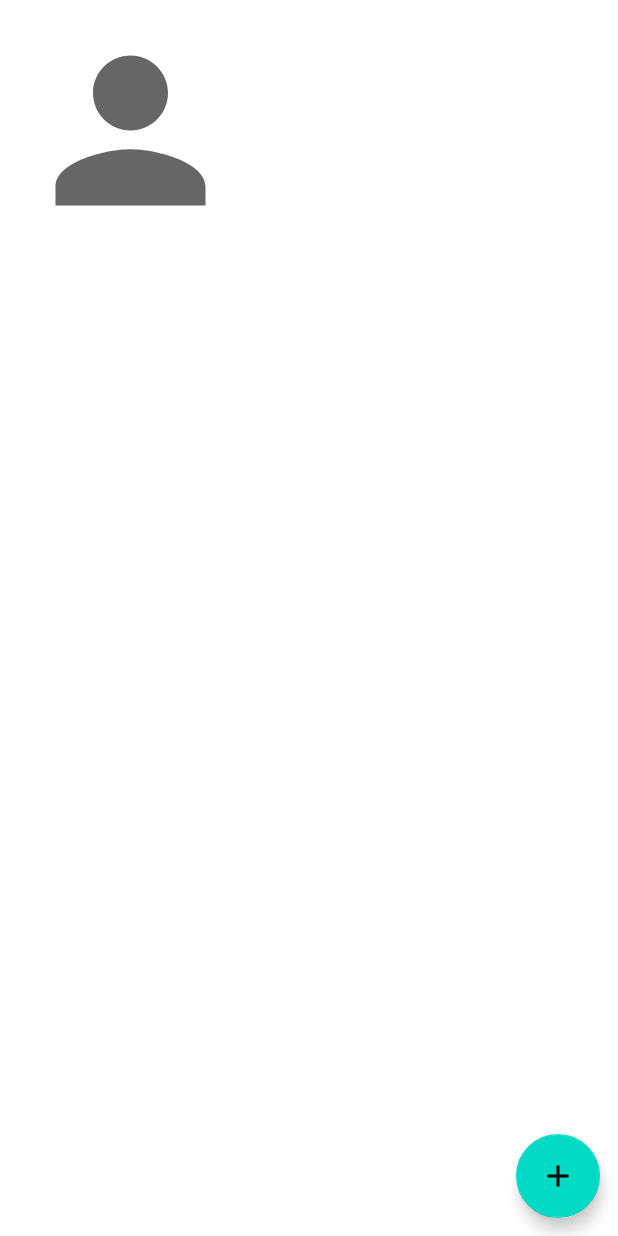
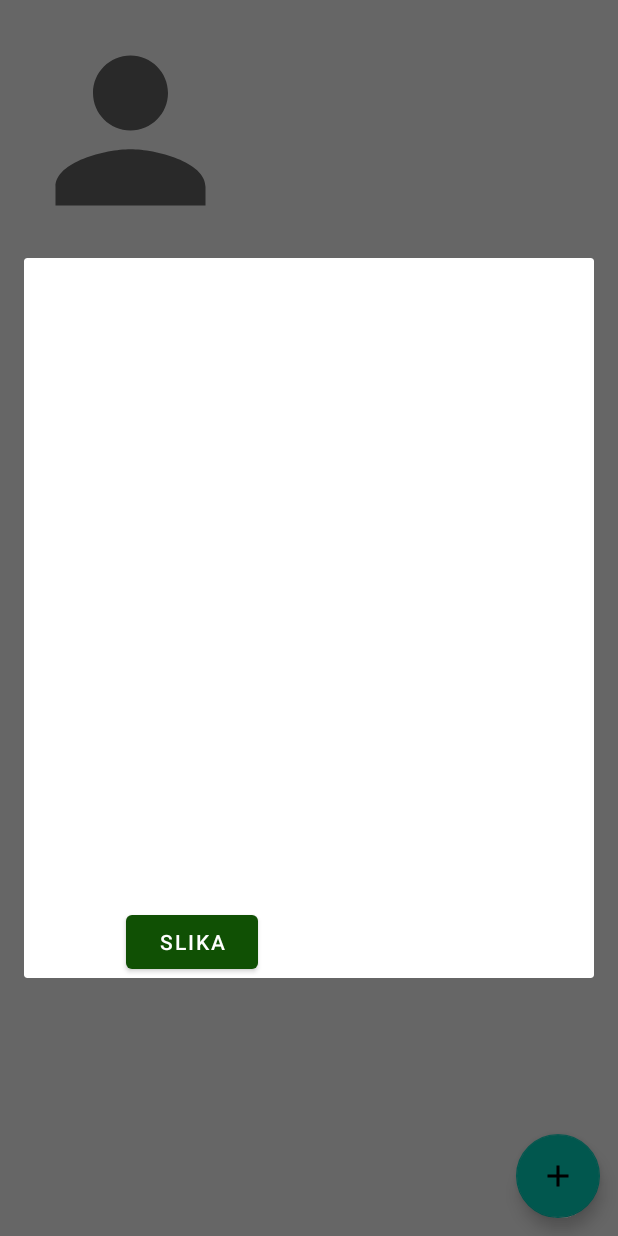
Before and after one commit to anovinc/BelaBlok, an Android app: the ProfileFragment screen opened through its navigation route, after a tap on an icon or button, on a phone screen of 412 x 824 dp. Run offline under Robolectric (Android 15) with nearby library versions, the phone set to English and light mode, and no system bars; our stand-ins replace Firebase (no records; nobody signed in at launch, a user with empty details on screens opened directly), Room's generated code; 2 statements that could not run were skipped.

Commit message:
implement uploading and storing images to Firebase

```diff
--- a/app/build.gradle
+++ b/app/build.gradle
@@ -40,6 +40,8 @@ android {
 }
 
 dependencies {
+    implementation 'com.google.firebase:firebase-storage:19.1.1'
+    implementation 'com.google.firebase:firebase-database-ktx:20.0.3'
     def koin_version= "2.0.1"
     def roomVersion ="2.4.0"
 
@@ -79,6 +81,8 @@ dependencies {
     implementation("androidx.room:room-ktx:$roomVersion")
     //Gson
     implementation 'com.google.code.gson:gson:2.8.7'
+    //Picasso
+    implementation 'com.squareup.picasso:picasso:2.71828'
 
 
 }
--- a/app/src/main/AndroidManifest.xml
+++ b/app/src/main/AndroidManifest.xml
@@ -3,6 +3,8 @@
     package="com.example.belablok">
 
     <uses-permission android:name="android.permission.INTERNET" />
+    <uses-permission android:name="android.permission.READ_EXTERNAL_STORAGE" />
+
 
     <application
         android:name=".App"
--- a/app/src/main/java/com/example/belablok/NewPostDialog.kt
+++ b/app/src/main/java/com/example/belablok/NewPostDialog.kt
@@ -1,4 +1,52 @@
 package com.example.belablok
 
-class NewPostDialog {
+import android.os.Bundle
+import android.view.LayoutInflater
+import android.view.View
+import android.view.ViewGroup
+import androidx.activity.result.contract.ActivityResultContracts
+import androidx.fragment.app.DialogFragment
+import com.example.belablok.databinding.DialogFragmentNewPostBinding
+import com.example.belablok.extensions.invisble
+import com.example.belablok.extensions.onClick
+import com.example.belablok.extensions.visible
+import kotlinx.coroutines.Dispatchers
+import kotlinx.coroutines.withContext
+import org.koin.android.ext.android.inject
+
+class NewPostDialog : DialogFragment() {
+    private val viewModel: NewPostViewModel by inject()
+    private lateinit var binding: DialogFragmentNewPostBinding
+    val loadImage = registerForActivityResult(
+        ActivityResultContracts.GetContent(),
+    ) {
+        binding.apply {
+            ivPost.setImageURI(it)
+            btnPost.visible()
+            btnPost.onClick {
+                viewModel.upload(it)
+                dismiss()
+            }
+        }
+    }
+
+    override fun onCreateView(
+        inflater: LayoutInflater,
+        container: ViewGroup?,
+        savedInstanceState: Bundle?
+    ): View? {
+        binding = DialogFragmentNewPostBinding.inflate(inflater, container, false)
+        return binding.root
+    }
+
+    override fun onViewCreated(view: View, savedInstanceState: Bundle?) {
+        binding.apply {
+            btnPost.invisble()
+            btnAddPhoto.onClick {
+                loadImage.launch("image/*")
+            }
+        }
+    }
+
+
 }
--- /dev/null
+++ b/app/src/main/java/com/example/belablok/ProfileViewModel.kt
@@ -0,0 +1,16 @@
+package com.example.belablok
+
+import androidx.lifecycle.ViewModel
+import androidx.lifecycle.viewModelScope
+import com.example.belablok.repositories.PostsRepository
+import kotlinx.coroutines.launch
+
+class ProfileViewModel(private val postsRepository: PostsRepository) : ViewModel() {
+
+    val userPosts = postsRepository.userPosts
+
+    fun getUserPosts() {
+        viewModelScope.launch {
+        }
+    }
+}
--- /dev/null
+++ b/app/src/main/java/com/example/belablok/UserPostListAdapter.kt
@@ -0,0 +1,28 @@
+package com.example.belablok
+
+import android.view.LayoutInflater
+import android.view.ViewGroup
+import androidx.recyclerview.widget.RecyclerView
+import com.example.belablok.databinding.ItemUserPostBinding
+import com.example.belablok.model.GameRound
+import com.example.belablok.model.Post
+
+class UserPostListAdapter: RecyclerView.Adapter<UserPostViewHolder>() {
+
+    private val userPosts: MutableList<Post> = mutableListOf()
+
+    fun refreshData(userPostsList: List<Post>) {
+        this.userPosts.clear()
+        this.userPosts.addAll(userPostsList)
+        this.notifyDataSetChanged()
+    }
+    override fun onCreateViewHolder(parent: ViewGroup, viewType: Int): UserPostViewHolder {
+        return UserPostViewHolder(ItemUserPostBinding.inflate(LayoutInflater.from(parent.context), parent, false))
+    }
+
+    override fun onBindViewHolder(holder: UserPostViewHolder, position: Int) {
+        holder.bind(userPosts[position])
+    }
+
+    override fun getItemCount() = userPosts.size
+}
--- a/app/src/main/java/com/example/belablok/di/Modules.kt
+++ b/app/src/main/java/com/example/belablok/di/Modules.kt
@@ -1,14 +1,16 @@
 package com.example.belablok.di
 
 import androidx.room.Room
-import com.example.belablok.BelaBlokDatabase
-import com.example.belablok.GameRoundDao
+import com.example.belablok.*
 import com.example.belablok.common.DATABASE_NAME
 import com.example.belablok.repositories.AuthenticationRepository
 import com.example.belablok.repositories.GameRoundRepository
 import com.example.belablok.repositories.PlayersRepository
+import com.example.belablok.repositories.PostsRepository
 import com.example.belablok.ui.viewmodels.*
 import com.google.firebase.auth.FirebaseAuth
+import com.google.firebase.storage.FirebaseStorage
+import com.google.firebase.storage.StorageReference
 import org.koin.android.ext.koin.androidContext
 import org.koin.android.viewmodel.dsl.viewModel
 import org.koin.dsl.module
@@ -33,6 +35,10 @@ val viewModelModule = module {
 
     viewModel { GameSelectionViewModel(get()) }
 
+    viewModel { NewPostViewModel(get()) }
+
+    viewModel { ProfileViewModel(get()) }
+
 }
 
 val repositoryModule = module {
@@ -41,11 +47,16 @@ val repositoryModule = module {
     single { AuthenticationRepository(get()) }
 
     single { PlayersRepository() }
+
+    single { PostsRepository(get()) }
 }
 
 val firebaseModule = module {
     single { FirebaseAuth.getInstance() }
+
+    single { FirebaseStorage.getInstance() }
 }
+
 
 val roomDatabaseModule = module {
     single {
--- a/app/src/main/java/com/example/belablok/extensions/Extensions.kt
+++ b/app/src/main/java/com/example/belablok/extensions/Extensions.kt
@@ -18,3 +18,7 @@ inline fun MenuItem.invisible() {
 inline fun View.invisble() {
     visibility = View.INVISIBLE
 }
+
+inline fun View.visible() {
+    visibility = View.VISIBLE
+}
--- a/app/src/main/java/com/example/belablok/repositories/PostsRepository.kt
+++ b/app/src/main/java/com/example/belablok/repositories/PostsRepository.kt
@@ -1,4 +1,47 @@
 package com.example.belablok.repositories
 
-class PostsRepository {
+
+import android.net.Uri
+import androidx.lifecycle.LiveData
+import androidx.lifecycle.MutableLiveData
+import com.example.belablok.PrefsManager
+import com.example.belablok.model.Post
+import com.google.android.gms.tasks.Task
+import com.google.firebase.storage.FirebaseStorage
+import com.google.firebase.storage.ListResult
+import com.google.firebase.storage.StorageReference
+import kotlinx.coroutines.Dispatchers
+import kotlinx.coroutines.withContext
+import java.lang.Exception
+import kotlin.random.Random
+
+
+class PostsRepository(private val storage: FirebaseStorage) {
+
+    private val initialList: MutableList<Post> = mutableListOf()
+    private val _userPosts = MutableLiveData<List<Post>>(initialList)
+    val userPosts: LiveData<List<Post>>
+        get() = _userPosts
+    private val userName = PrefsManager().getUser()
+
+
+    suspend fun uploadImage(fileUri: Uri) {
+        withContext(Dispatchers.IO) {
+            val fileName = userName.plus("@" + Random.nextInt(0, 10000).toString() + ".jpg")
+            if (fileUri != null) {
+
+                var uploadTask = storage.reference.child("images/$fileName").putFile(fileUri)
+
+                uploadTask.addOnFailureListener {
+
+                }.addOnSuccessListener {
+
+                }
+            }
+        }
+    }
+
+
+
+
 }
--- a/app/src/main/java/com/example/belablok/ui/ProfileFragment.kt
+++ b/app/src/main/java/com/example/belablok/ui/ProfileFragment.kt
@@ -1,28 +1,51 @@
 package com.example.belablok.ui
 
+import android.os.Bundle
+import android.util.Log
 import android.view.LayoutInflater
+import android.view.View
 import android.view.ViewGroup
-import androidx.activity.result.contract.ActivityResultContracts
+import androidx.navigation.fragment.findNavController
+import androidx.recyclerview.widget.LinearLayoutManager
 import com.example.belablok.PrefsManager
+import com.example.belablok.ProfileViewModel
+import com.example.belablok.R
+import com.example.belablok.UserPostListAdapter
 import com.example.belablok.databinding.FragmentProfileBinding
 import com.example.belablok.extensions.onClick
 import com.example.belablok.ui.base.BaseFragment
+import org.koin.android.ext.android.inject
 
 class ProfileFragment : BaseFragment<FragmentProfileBinding>() {
+    private val viewmodel : ProfileViewModel by inject()
+    private val userPostsAdapter by lazy {
+        UserPostListAdapter()
+    }
     override val bindingInflater: (LayoutInflater, ViewGroup?, Boolean) -> FragmentProfileBinding
         get() = FragmentProfileBinding::inflate
-    val launchActivity = registerForActivityResult(ActivityResultContracts.GetContent()) {
-
-
-    }
 
     override fun onPostViewCreated() {
         val user = PrefsManager().getUser()?.replaceFirstChar { it.titlecase() }
         binding.tvUsername.text = user
         binding.btnNewPost.onClick {
-            launchActivity.launch("image/*")
+            findNavController().navigate(R.id.action_profileFragment_to_newPostDialog)
+        }
+        setupRecycler()
+        observePosts()
+    }
+    private fun setupRecycler() {
+        with(binding.recycler) {
+            layoutManager = LinearLayoutManager(context, LinearLayoutManager.VERTICAL, false)
+            adapter = userPostsAdapter
+        }
+    }
+
+    private fun observePosts() {
+        viewmodel.userPosts.observe(viewLifecycleOwner) {
+            userPostsAdapter.refreshData(it)
         }
     }
 
 
+
 }
--- /dev/null
+++ b/app/src/main/res/layout/dialog_fragment_new_post.xml
@@ -0,0 +1,37 @@
+<?xml version="1.0" encoding="utf-8"?>
+<androidx.constraintlayout.widget.ConstraintLayout xmlns:android="http://schemas.android.com/apk/res/android"
+    android:layout_width="match_parent"
+    android:layout_height="match_parent"
+    xmlns:app="http://schemas.android.com/apk/res-auto">
+
+    <ImageView
+        app:layout_constraintTop_toTopOf="parent"
+        android:id="@+id/iv_post"
+        app:layout_constraintStart_toStartOf="parent"
+        app:layout_constraintEnd_toEndOf="parent"
+        android:layout_width="400dp"
+        android:layout_height="400dp" />
+
+    <Button
+        android:layout_marginTop="@dimen/margin_extra_medium"
+        app:layout_constraintStart_toStartOf="parent"
+        app:layout_constraintEnd_toStartOf="@id/btn_post"
+        app:layout_constraintBottom_toBottomOf="parent"
+        android:text="Slika"
+        app:layout_constraintTop_toBottomOf="@id/iv_post"
+        android:id="@+id/btn_add_photo"
+        android:layout_width="wrap_content"
+        android:layout_height="wrap_content" />
+
+    <Button
+        android:layout_marginTop="@dimen/margin_extra_medium"
+        app:layout_constraintStart_toEndOf="@id/btn_add_photo"
+        app:layout_constraintEnd_toEndOf="parent"
+        app:layout_constraintBottom_toBottomOf="parent"
+        android:text="Objavi"
+        app:layout_constraintTop_toBottomOf="@id/iv_post"
+        android:id="@+id/btn_post"
+        android:layout_width="wrap_content"
+        android:layout_height="wrap_content" />
+
+</androidx.constraintlayout.widget.ConstraintLayout>
--- a/app/src/main/res/navigation/navigation.xml
+++ b/app/src/main/res/navigation/navigation.xml
@@ -114,6 +114,14 @@
     <fragment
         android:id="@+id/profileFragment"
         android:name="com.example.belablok.ui.ProfileFragment"
-        android:label="ProfileFragment" />
+        android:label="ProfileFragment" >
+        <action
+            android:id="@+id/action_profileFragment_to_newPostDialog"
+            app:destination="@id/newPostDialog" />
+    </fragment>
+    <dialog
+        android:id="@+id/newPostDialog"
+        android:name="com.example.belablok.NewPostDialog"
+        android:label="NewPostDialog" />
 
 </navigation>
```
Also changed, not shown: app/src/main/java/com/example/belablok/NewPostViewModel.kt (added, +15 -0 lines), app/src/main/java/com/example/belablok/UserPostViewHolder.kt (added, +19 -0 lines), app/src/main/java/com/example/belablok/model/Post.kt (added, +9 -0 lines), app/src/main/res/layout/item_user_post.xml (added, +41 -0 lines).
